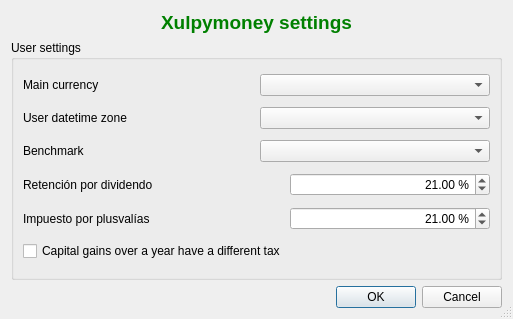
turulomio/xulpymoney, file ui/frmSettings.ui: the form before one commit.
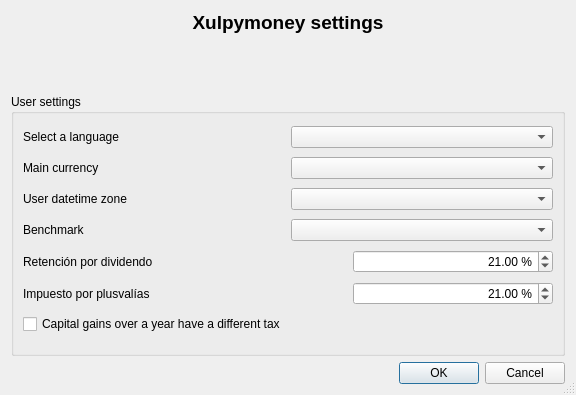
The form after the commit. Icons and pictures are not drawn.

Commit message: Added settings language and retranslation online

What changed in the file:
```diff
--- a/ui/frmSettings.ui
+++ b/ui/frmSettings.ui
@@ -9,8 +9,8 @@
    <rect>
     <x>0</x>
     <y>0</y>
-    <width>513</width>
-    <height>319</height>
+    <width>576</width>
+    <height>395</height>
    </rect>
   </property>
   <property name="windowTitle">
@@ -26,9 +26,9 @@
   <property name="modal">
    <bool>true</bool>
   </property>
-  <layout class="QHBoxLayout" name="horizontalLayout_9">
+  <layout class="QHBoxLayout" name="horizontalLayout_7">
    <item>
-    <layout class="QVBoxLayout" name="verticalLayout_5">
+    <layout class="QVBoxLayout" name="verticalLayout">
      <item>
       <widget class="QLabel" name="lblTitulo">
        <property name="font">
@@ -38,9 +38,6 @@
          <bold>true</bold>
         </font>
        </property>
-       <property name="styleSheet">
-        <string notr="true">color: rgb(0, 128, 0);</string>
-       </property>
        <property name="text">
         <string>Xulpymoney settings</string>
        </property>
@@ -49,6 +46,67 @@
        </property>
       </widget>
      </item>
+     <item>
+      <layout class="QHBoxLayout" name="horizontalLayout_4">
+       <item>
+        <spacer name="horizontalSpacer_2">
+         <property name="orientation">
+          <enum>Qt::Horizontal</enum>
+         </property>
+         <property name="sizeHint" stdset="0">
+          <size>
+           <width>40</width>
+           <height>20</height>
+          </size>
+         </property>
+        </spacer>
+       </item>
+       <item>
+        <widget class="QLabel" name="lblPixmap">
+         <property name="sizePolicy">
+          <sizepolicy hsizetype="Fixed" vsizetype="Fixed">
+           <horstretch>0</horstretch>
+           <verstretch>0</verstretch>
+          </sizepolicy>
+         </property>
+         <property name="minimumSize">
+          <size>
+           <width>48</width>
+           <height>48</height>
+          </size>
+         </property>
+         <property name="maximumSize">
+          <size>
+           <width>48</width>
+           <height>48</height>
+          </size>
+         </property>
+         <property name="pixmap">
+          <pixmap resource="../images/xulpymoney.qrc">:/xulpymoney/configure.png</pixmap>
+         </property>
+         <property name="scaledContents">
+          <bool>true</bool>
+         </property>
+         <property name="alignment">
+          <set>Qt::AlignCenter</set>
+         </property>
+        </widget>
+       </item>
+       <item>
+        <spacer name="horizontalSpacer">
+         <property name="orientation">
+          <enum>Qt::Horizontal</enum>
+         </property>
+         <property name="sizeHint" stdset="0">
+          <size>
+           <width>40</width>
+           <height>20</height>
+          </size>
+         </property>
+        </spacer>
+       </item>
+      </layout>
+     </item>
      <item>
       <widget class="QGroupBox" name="groupBox_2">
        <property name="sizePolicy">
@@ -63,6 +121,27 @@
        <layout class="QHBoxLayout" name="horizontalLayout_8">
         <item>
          <layout class="QVBoxLayout" name="verticalLayout_4">
+          <item>
+           <layout class="QHBoxLayout" name="horizontalLayout_9">
+            <item>
+             <widget class="QLabel" name="label_4">
+              <property name="text">
+               <string>Select a language</string>
+              </property>
+             </widget>
+            </item>
+            <item>
+             <widget class="QComboBox" name="cmbLanguages">
+              <property name="sizePolicy">
+               <sizepolicy hsizetype="Preferred" vsizetype="Fixed">
+                <horstretch>0</horstretch>
+                <verstretch>0</verstretch>
+               </sizepolicy>
+              </property>
+             </widget>
+            </item>
+           </layout>
+          </item>
           <item>
            <layout class="QHBoxLayout" name="horizontalLayout">
             <item>
```
The commit also changes 20 other files.
